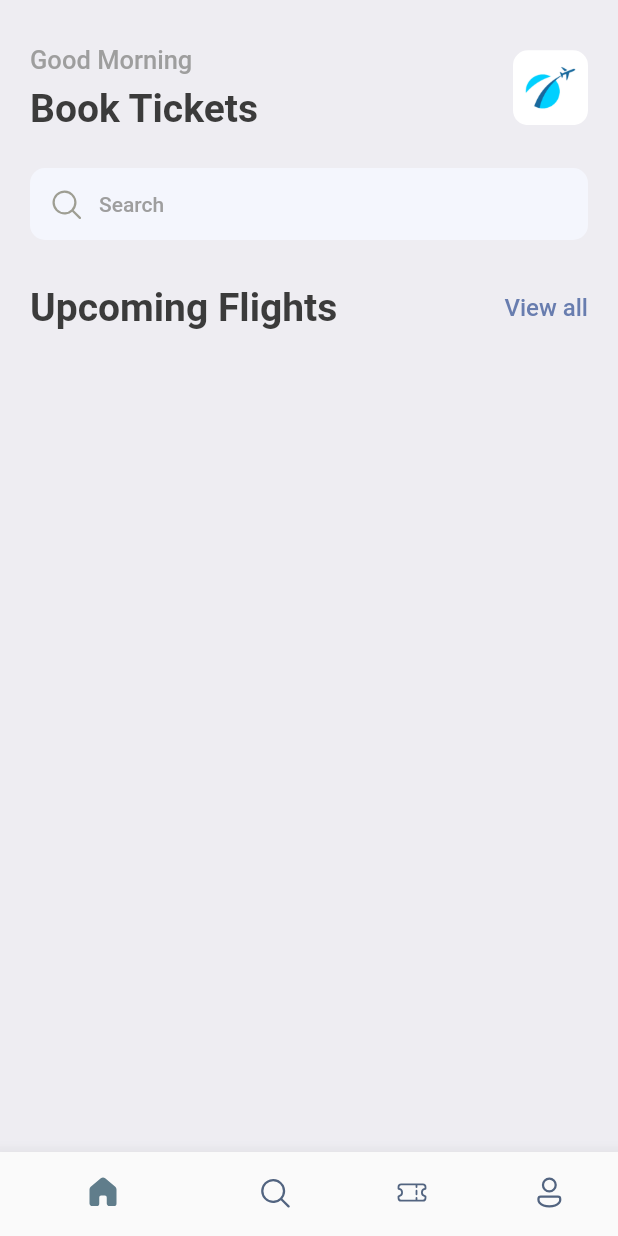
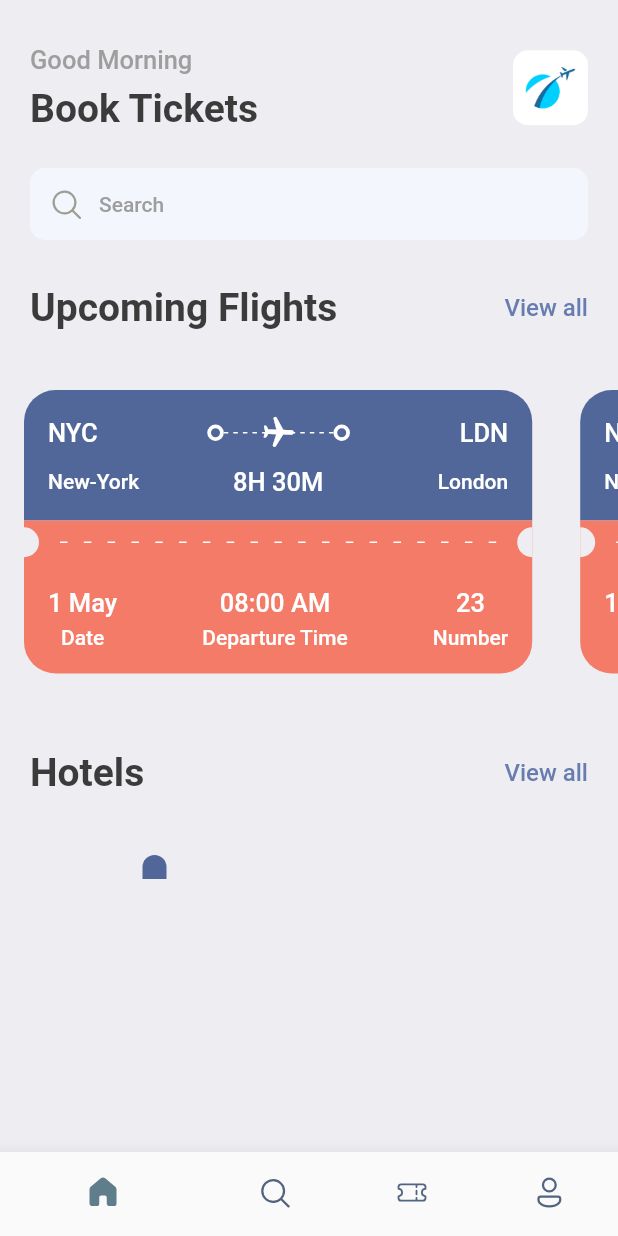
Before and after one commit to isif00/Ticket-Booking-App, a Flutter app: the screen it shows after launch, on a phone screen of 412 x 824 dp. Run offline on Flutter 3.47's test engine with Material 2 defaults, Android fonts, the phone set to English and light mode, and no system bars; our stand-ins replace fluentui_system_icons, gap.

Commit message:
Adding Ticket widget

```diff
--- a/lib/screens/home_screen.dart
+++ b/lib/screens/home_screen.dart
@@ -1,3 +1,5 @@
+import 'package:booking_app/screens/hotel_view.dart';
+import 'package:booking_app/screens/ticket_view.dart';
 import 'package:booking_app/utils/app_styles.dart';
 import 'package:fluentui_system_icons/fluentui_system_icons.dart';
 import 'package:flutter/material.dart';
@@ -86,16 +88,64 @@ class HomeScreen extends StatelessWidget {
                       'Upcoming Flights',
                       style: Styles.headLineStyle2,
                     ),
-                    Text(
-                      'View all',
-                      style:
-                          Styles.textStyle.copyWith(color: Styles.primaryColor),
+                    InkWell(
+                      onTap: () {},
+                      child: Text(
+                        'View all',
+                        style: Styles.textStyle
+                            .copyWith(color: Styles.primaryColor),
+                      ),
                     ),
                   ],
-                )
+                ),
               ],
             ),
           ),
+          const Gap(20),
+          const SingleChildScrollView(
+            scrollDirection: Axis.horizontal,
+            child: Row(
+              children: [
+                TicketView(),
+                TicketView(),
+              ],
+            ),
+          ),
+          const Gap(20),
+          Container(
+            padding: const EdgeInsets.only(
+              left: 20,
+              right: 20,
+              top: 20,
+              bottom: 20,
+            ),
+            child: Row(
+              mainAxisAlignment: MainAxisAlignment.spaceBetween,
+              children: [
+                Text(
+                  'Hotels',
+                  style: Styles.headLineStyle2,
+                ),
+                InkWell(
+                  onTap: () {},
+                  child: Text(
+                    'View all',
+                    style:
+                        Styles.textStyle.copyWith(color: Styles.primaryColor),
+                  ),
+                ),
+              ],
+            ),
+          ),
+          const Gap(20),
+          const SingleChildScrollView(
+            scrollDirection: Axis.horizontal,
+            child: Row(
+              children: [
+                HotelCard(),
+              ],
+            ),
+          )
         ],
       ),
     );
--- /dev/null
+++ b/lib/screens/hotel_view.dart
@@ -0,0 +1,35 @@
+import 'package:booking_app/utils/app_styles.dart';
+import 'package:flutter/material.dart';
+
+import '../utils/app_layout.dart';
+
+class HotelCard extends StatelessWidget {
+  const HotelCard({super.key});
+
+  @override
+  Widget build(BuildContext context) {
+    final size = AppLayout.getSize(context);
+    return SizedBox(
+      width: size.width * 0.5,
+      height: 100,
+      child: Container(
+        margin: const EdgeInsets.only(left: 16, right: 16),
+        child: Column(
+          children: [
+            Container(
+              decoration: const BoxDecoration(
+                color: Color(0xFF526799),
+                borderRadius: BorderRadius.only(
+                  topLeft: Radius.circular(21),
+                  topRight: Radius.circular(21),
+                ),
+              ),
+              child: const Padding(
+                  padding: EdgeInsets.all(8.0), child: SizedBox()),
+            ),
+          ],
+        ),
+      ),
+    );
+  }
+}
--- /dev/null
+++ b/lib/screens/ticket_view.dart
@@ -0,0 +1,262 @@
+import 'package:booking_app/utils/app_layout.dart';
+import 'package:booking_app/utils/app_styles.dart';
+import 'package:booking_app/widgets/thick_container.dart';
+import 'package:flutter/material.dart';
+import 'package:gap/gap.dart';
+
+class TicketView extends StatelessWidget {
+  const TicketView({super.key});
+
+  @override
+  Widget build(BuildContext context) {
+    final size = AppLayout.getSize(context);
+    return SizedBox(
+      width: size.width * 0.9,
+      height: 200,
+      child: Container(
+        margin: const EdgeInsets.only(left: 16, right: 16),
+        child: Column(
+          children: [
+            Container(
+              decoration: const BoxDecoration(
+                color: Color(0xFF526799),
+                borderRadius: BorderRadius.only(
+                  topLeft: Radius.circular(21),
+                  topRight: Radius.circular(21),
+                ),
+              ),
+              padding: const EdgeInsets.all(16),
+              child: Column(
+                children: [
+                  Row(
+                    children: [
+                      Text(
+                        'NYC',
+                        style:
+                            Styles.headLineStyle3.copyWith(color: Colors.white),
+                      ),
+                      const Spacer(),
+                      const ThickContainer(),
+                      Expanded(
+                        child: Stack(
+                          children: [
+                            SizedBox(
+                              height: 25,
+                              child: LayoutBuilder(
+                                builder: (BuildContext context,
+                                    BoxConstraints constraints) {
+                                  return Flex(
+                                    direction: Axis.horizontal,
+                                    mainAxisAlignment:
+                                        MainAxisAlignment.spaceBetween,
+                                    mainAxisSize: MainAxisSize.max,
+                                    children: List.generate(
+                                      (constraints.constrainWidth() / 6)
+                                          .floor(),
+                                      (index) => const SizedBox(
+                                        width: 3,
+                                        height: 1,
+                                        child: DecoratedBox(
+                                          decoration: BoxDecoration(
+                                            color: Colors.white,
+                                          ),
+                                        ),
+                                      ),
+                                    ),
+                                  );
+                                },
+                              ),
+                            ),
+                            Center(
+                              child: Transform.rotate(
+                                angle: 1.6,
+                                child: const Icon(
+                                  Icons.local_airport_rounded,
+                                  color: Colors.white,
+                                ),
+                              ),
+                            ),
+                          ],
+                        ),
+                      ),
+                      const ThickContainer(),
+                      const Spacer(),
+                      Text(
+                        'LDN',
+                        style:
+                            Styles.headLineStyle3.copyWith(color: Colors.white),
+                      ),
+                    ],
+                  ),
+                  const Gap(10),
+                  Row(
+                    mainAxisAlignment: MainAxisAlignment.spaceBetween,
+                    children: [
+                      SizedBox(
+                        width: 100,
+                        child: Text(
+                          "New-York",
+                          style: Styles.headLineStyle4.copyWith(
+                            color: Colors.white,
+                          ),
+                        ),
+                      ),
+                      Text(
+                        "8H 30M",
+                        style: Styles.headLineStyle3.copyWith(
+                          color: Colors.white,
+                        ),
+                      ),
+                      SizedBox(
+                        width: 100,
+                        child: Text(
+                          "London",
+                          textAlign: TextAlign.end,
+                          style: Styles.headLineStyle4.copyWith(
+                            color: Colors.white,
+                          ),
+                        ),
+                      ),
+                    ],
+                  ),
+                ],
+              ),
+            ),
+            Container(
+              color: Styles.orangeColor,
+              child: Row(
+                children: [
+                  SizedBox(
+                    height: 20,
+                    width: 10,
+                    child: DecoratedBox(
+                      decoration: BoxDecoration(
+                        color: Styles.bgColor,
+                        borderRadius: const BorderRadius.only(
+                          topRight: Radius.circular(10),
+                          bottomRight: Radius.circular(10),
+                        ),
+                      ),
+                    ),
+                  ),
+                  Expanded(
+                    child: Padding(
+                      padding: const EdgeInsets.all(14),
+                      child: LayoutBuilder(
+                        builder:
+                            (BuildContext context, BoxConstraints constraints) {
+                          return Flex(
+                            direction: Axis.horizontal,
+                            mainAxisAlignment: MainAxisAlignment.spaceBetween,
+                            mainAxisSize: MainAxisSize.max,
+                            children: List.generate(
+                              (constraints.constrainWidth() / 15).floor(),
+                              (index) => const SizedBox(
+                                width: 5,
+                                height: 1,
+                                child: DecoratedBox(
+                                  decoration: BoxDecoration(
+                                    color: Colors.white,
+                                  ),
+                                ),
+                              ),
+                            ),
+                          );
+                        },
+                      ),
+                    ),
+                  ),
+                  SizedBox(
+                    height: 20,
+                    width: 10,
+                    child: DecoratedBox(
+                      decoration: BoxDecoration(
+                        color: Styles.bgColor,
+                        borderRadius: const BorderRadius.only(
+                          topLeft: Radius.circular(10),
+                          bottomLeft: Radius.circular(10),
+                        ),
+                      ),
+                    ),
+                  ),
+                ],
+              ),
+            ),
+            Container(
+              decoration: BoxDecoration(
+                color: Styles.orangeColor,
+                borderRadius: const BorderRadius.only(
+                  bottomLeft: Radius.circular(21),
+                  bottomRight: Radius.circular(21),
+                ),
+              ),
+              padding: const EdgeInsets.all(16),
+              child: Column(
+                children: [
+                  Row(
+                    mainAxisAlignment: MainAxisAlignment.spaceBetween,
+                    children: [
+                      Column(
+                        mainAxisAlignment: MainAxisAlignment.start,
+                        children: [
+                          Text(
+                            '1 May',
+                            style: Styles.headLineStyle3
+                                .copyWith(color: Colors.white),
+                          ),
+                          const Gap(5),
+                          Text(
+                            "Date",
+                            style: Styles.headLineStyle4.copyWith(
+                              color: Colors.white,
+                            ),
+                          ),
+                        ],
+                      ),
+                      Column(
+                        mainAxisAlignment: MainAxisAlignment.center,
+                        children: [
+                          Text(
+                            "08:00 AM",
+                            style: Styles.headLineStyle3.copyWith(
+                              color: Colors.white,
+                            ),
+                          ),
+                          const Gap(5),
+                          Text(
+                            "Departure Time",
+                            style: Styles.headLineStyle4.copyWith(
+                              color: Colors.white,
+                            ),
+                          ),
+                        ],
+                      ),
+                      Column(
+                        mainAxisAlignment: MainAxisAlignment.end,
+                        children: [
+                          Text(
+                            '23',
+                            style: Styles.headLineStyle3
+                                .copyWith(color: Colors.white),
+                          ),
+                          const Gap(5),
+                          Text(
+                            "Number",
+                            textAlign: TextAlign.end,
+                            style: Styles.headLineStyle4.copyWith(
+                              color: Colors.white,
+                            ),
+                          ),
+                        ],
+                      ),
+                    ],
+                  ),
+                ],
+              ),
+            ),
+          ],
+        ),
+      ),
+    );
+  }
+}
--- /dev/null
+++ b/lib/utils/app_layout.dart
@@ -0,0 +1,7 @@
+import 'package:flutter/material.dart';
+
+class AppLayout {
+  static getSize(BuildContext context) {
+    return MediaQuery.of(context).size;
+  }
+}
--- a/lib/utils/app_styles.dart
+++ b/lib/utils/app_styles.dart
@@ -6,7 +6,7 @@ class Styles {
   static Color primaryColor = primary;
   static Color textColor = const Color(0xFF3b3b3b);
   static Color bgColor = const Color(0xFFeeedf2);
-  static Color orangeColor = const Color(0xFF526799);
+  static Color orangeColor = const Color(0xFFF37B67);
   static TextStyle textStyle = TextStyle(
     fontSize: 16,
     color: textColor,
--- /dev/null
+++ b/lib/widgets/thick_container.dart
@@ -0,0 +1,19 @@
+import 'package:flutter/material.dart';
+
+class ThickContainer extends StatelessWidget {
+  const ThickContainer({super.key});
+
+  @override
+  Widget build(BuildContext context) {
+    return Container(
+      padding: const EdgeInsets.all(3.0),
+      decoration: BoxDecoration(
+        borderRadius: BorderRadius.circular(10),
+        border: Border.all(
+          width: 2.5,
+          color: Colors.white,
+        ),
+      ),
+    );
+  }
+}
```
